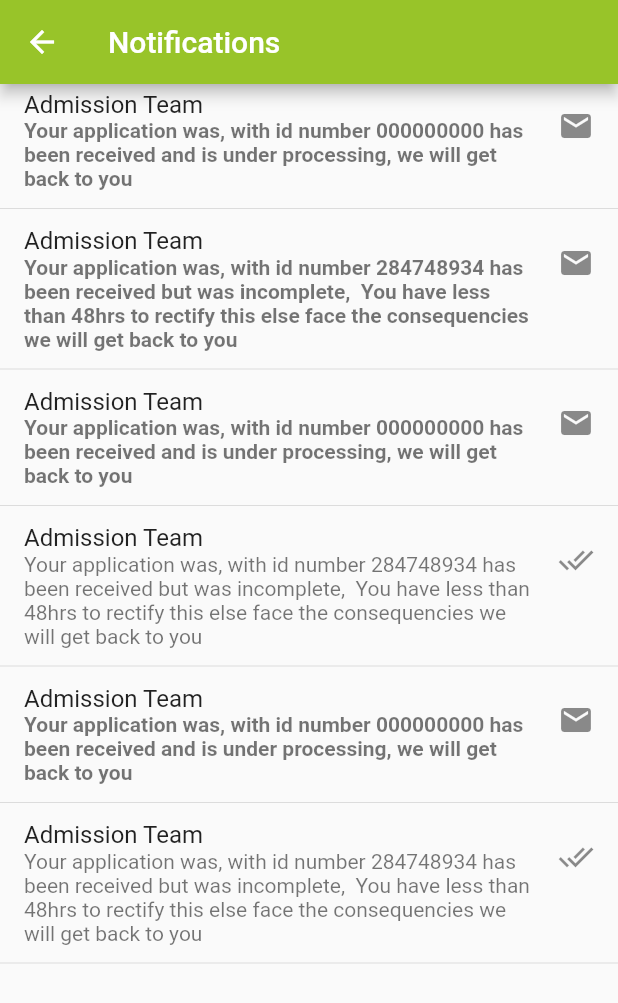
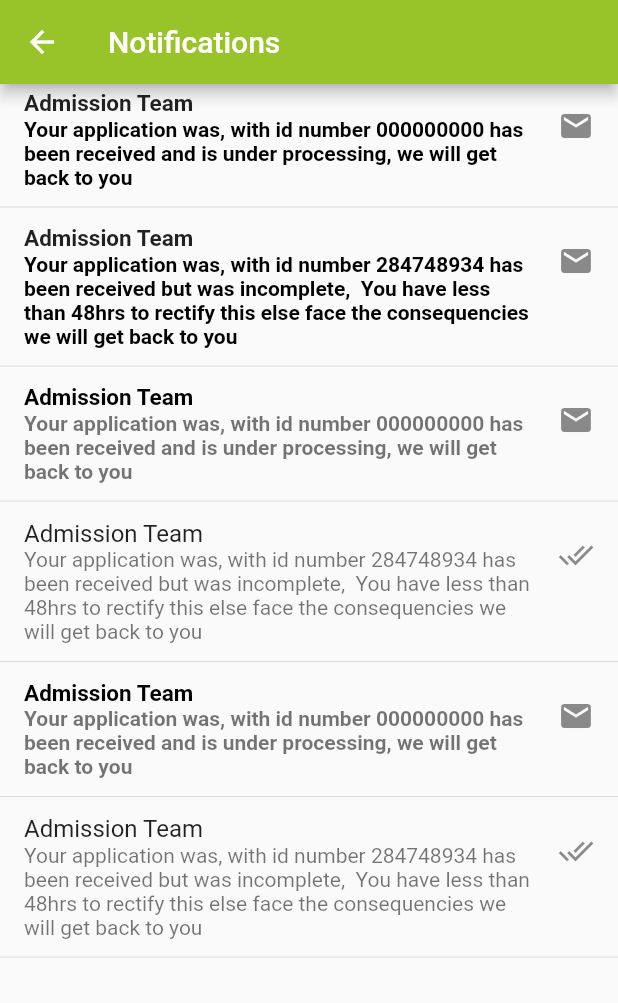
Before and after one commit to durrello/scholar_app, a Flutter app: the NotificationScreen screen opened directly, on a phone screen of 412 x 824 dp. Shown: the top 1003 px of the screen. Run offline on Flutter 3.47's test engine with Material 2 defaults, Android fonts, the phone set to English and light mode, and no system bars; our stand-ins replace hexcolor, rflutter_alert, settings_ui.

Commit message:
-cleaning code for future and deleting unused images

```diff
--- a/lib/main.dart
+++ b/lib/main.dart
@@ -1,7 +1,4 @@
 import 'package:flutter/material.dart';
-import 'package:scholar_app/screens/home.dart';
-import 'package:scholar_app/screens/login.dart';
-import 'package:scholar_app/screens/signup.dart';
 import 'package:scholar_app/screens/splash.dart';
 
 void main() {
--- a/lib/screens/account.dart
+++ b/lib/screens/account.dart
@@ -17,7 +17,6 @@ class _AccountScreenState extends State<AccountScreen> {
         child: ListView(
           children: [
             ListTile(
-              // Text("From administration", style: TextStyle(fontWeight: FontWeight.bold, fontSize: 15,),),
               leading: Icon(Icons.alternate_email, color: Hexcolor("#98C429"),),
               title: Text("Email"),
               subtitle:  TextField(
@@ -25,7 +24,6 @@ class _AccountScreenState extends State<AccountScreen> {
                     hintText: 'gemuhd@gmail.com'
                 ),
               ),
-              // trailing: Icon(Icons.markunread),
             ),
 
             Divider(),
@@ -38,7 +36,6 @@ class _AccountScreenState extends State<AccountScreen> {
                     hintText: 'durrello'
                 ),
               ),
-              //trailing: Icon(Icons.done_all),
             ),
 
             Divider(),
@@ -52,7 +49,6 @@ class _AccountScreenState extends State<AccountScreen> {
                     hintText: 'Enter old password'
                 ),
               ),
-              //  trailing: Icon(Icons.markunread),
             ),
 
             ListTile(
--- a/lib/screens/home.dart
+++ b/lib/screens/home.dart
@@ -18,7 +18,6 @@ import 'package:scholar_app/screens/settings.dart';
 //imported files
 import 'package:hexcolor/hexcolor.dart';
 
-
 class HomeScreen extends StatefulWidget {
   @override
   _HomeScreenState createState() => _HomeScreenState();
@@ -27,7 +26,6 @@ class HomeScreen extends StatefulWidget {
 class _HomeScreenState extends State<HomeScreen> {
   @override
   Widget build(BuildContext context) {
-    //defining the image carousel
     return Scaffold(
         appBar: new AppBar(
           elevation: 0.0,
@@ -431,7 +429,6 @@ class _HomeScreenState extends State<HomeScreen> {
                                       return  Alert(
                                           context: context,
                                           title: "Pay Application Fees",
-                                         // desc: "Clicking here takes you to sign/login with facebook, implement using firebase, or facebook auth",
                                           buttons: [
                                             DialogButton(child: Text("Continue"), onPressed: () {Navigator.pop(context);}),
                                           ],
--- a/lib/screens/login.dart
+++ b/lib/screens/login.dart
@@ -49,7 +49,6 @@ class LoginScreenState extends State<LoginScreen> {
   Widget build(BuildContext context) {
     // TODO: implement build
     return Scaffold(
-     // appBar: AppBar(title: Text("LOGIN")),
       body: Center(
         child: Container(
           child: ListView(
--- a/lib/screens/notifications.dart
+++ b/lib/screens/notifications.dart
@@ -20,18 +20,17 @@ class NotificationScreenState extends State<NotificationScreen> {
         children: [
           ListTile(
               //leading: Text("From administration", style: TextStyle(fontWeight: FontWeight.bold, fontSize: 15,),),
-      title: Text("Admission Team"),
-      subtitle: Text("Your application was, with id number 000000000 has been received and is under processing, we will get back to you ", style: TextStyle(fontWeight: FontWeight.bold),),
+      title: Text("Admission Team", style: TextStyle(fontWeight: FontWeight.bold, fontSize: 15,),),
+      subtitle: Text("Your application was, with id number 000000000 has been received and is under processing, we will get back to you ", style: TextStyle(fontWeight: FontWeight.bold, color: Colors.black),),
             trailing: Icon(Icons.markunread),
                      ),
 
                 Divider(),
 
           ListTile(
-            // Text("From administration", style: TextStyle(fontWeight: FontWeight.bold, fontSize: 15,),),
-            title: Text("Admission Team"),
+            title: Text("Admission Team", style: TextStyle(fontWeight: FontWeight.bold, fontSize: 15,),),
                subtitle:  Text("Your application was, with id number 284748934 has been received but was incomplete, "
-                   " You have less than 48hrs to rectify this else face the consequencies we will get back to you" , style: TextStyle(fontWeight: FontWeight.bold),),
+                   " You have less than 48hrs to rectify this else face the consequencies we will get back to you" , style: TextStyle(fontWeight: FontWeight.bold, color: Colors.black),),
             trailing: Icon(Icons.markunread),
           ),
 
@@ -39,7 +38,7 @@ class NotificationScreenState extends State<NotificationScreen> {
 
           ListTile(
             //leading: Text("From administration", style: TextStyle(fontWeight: FontWeight.bold, fontSize: 15,),),
-            title: Text("Admission Team"),
+            title: Text("Admission Team", style: TextStyle(fontWeight: FontWeight.bold, fontSize: 15, color: Colors.black),),
             subtitle: Text("Your application was, with id number 000000000 has been received and is under processing, we will get back to you ", style: TextStyle(fontWeight: FontWeight.bold),),
             trailing: Icon(Icons.markunread),
           ),
@@ -58,7 +57,7 @@ class NotificationScreenState extends State<NotificationScreen> {
 
           ListTile(
             //leading: Text("From administration", style: TextStyle(fontWeight: FontWeight.bold, fontSize: 15,),),
-            title: Text("Admission Team"),
+            title: Text("Admission Team", style: TextStyle(fontWeight: FontWeight.bold, fontSize: 15, color: Colors.black),),
             subtitle: Text("Your application was, with id number 000000000 has been received and is under processing, we will get back to you ", style: TextStyle(fontWeight: FontWeight.bold),),
             trailing: Icon(Icons.markunread),
           ),
--- a/lib/screens/profile.dart
+++ b/lib/screens/profile.dart
@@ -24,7 +24,6 @@ class _ProfileScreenState extends State<ProfileScreen> {
                     hintText: 'Durrell Gemuh'
                 ),
               ),
-             // trailing: Icon(Icons.markunread),
             ),
 
             Divider(),
@@ -37,7 +36,6 @@ class _ProfileScreenState extends State<ProfileScreen> {
                     hintText: 'gemuhd@gmail.com'
                 ),
               ),
-             // trailing: Icon(Icons.markunread),
             ),
 
             Divider(),
@@ -50,7 +48,6 @@ class _ProfileScreenState extends State<ProfileScreen> {
                     hintText: 'www.me.com'
                 ),
               ),
-              //trailing: Icon(Icons.done_all),
             ),
 
             Divider(),
@@ -63,7 +60,6 @@ class _ProfileScreenState extends State<ProfileScreen> {
                     hintText: 'Buea, Cameroon'
                 ),
               ),
-            //  trailing: Icon(Icons.markunread),
             ),
 
             Divider(),
@@ -89,7 +85,6 @@ class _ProfileScreenState extends State<ProfileScreen> {
                     hintText: 'Change your avatar'
                 ),
               ),
-             // trailing: Icon(Icons.markunread),
             ),
 
             Divider(),
@@ -102,7 +97,6 @@ class _ProfileScreenState extends State<ProfileScreen> {
                     hintText: ' Brief summary about you'
                 ),
               ),
-             // trailing: Icon(Icons.done_all),
             ),
 
 
--- a/lib/screens/splash.dart
+++ b/lib/screens/splash.dart
@@ -1,7 +1,6 @@
 import 'dart:async';
 
 import 'package:flutter/material.dart';
-import 'package:scholar_app/screens/home.dart';
 import 'package:scholar_app/screens/signup.dart';
 
 class SplashScreen extends StatefulWidget {
@@ -23,8 +22,7 @@ class Splash extends State<SplashScreen>  {
             () => Navigator.of(context).pushReplacement(MaterialPageRoute(
                 builder: (BuildContext context) => SignupScreen())));
 
-    var assetsImage = new AssetImage(
-        'assets/images/logo.png'); //<- Creates an object that fetches an image.
+    var assetsImage = new AssetImage('assets/images/logo.png'); //<- Creates an object that fetches an image.
     var image = new Image(
         image: assetsImage,
         height:200); //<- Creates a widget that displays an image.
@@ -32,11 +30,6 @@ class Splash extends State<SplashScreen>  {
     return MaterialApp(
       debugShowCheckedModeBanner: false,
       home: Scaffold(
-        /* appBar: AppBar(
-          title: Text("MyApp"),
-          backgroundColor:
-              Colors.blue, //<- background color to combine with the picture :-)
-        ),*/
         body: Container(
           decoration: new BoxDecoration(color: Colors.white),
           child: new Center(
```
Also changed, not shown: lib/screens/app_form/documents.dart (+0 -19 lines), lib/screens/app_form/experience.dart (+6 -20 lines), lib/screens/app_form/guardians.dart (+11 -20 lines), lib/screens/app_form/personal_info.dart (+21 -56 lines), lib/screens/app_form/qualifications.dart (+4 -19 lines), lib/screens/signup.dart (+7 -9 lines), assets/images/baka_academy_logo.png (deleted), assets/images/parents.jpeg (deleted).
